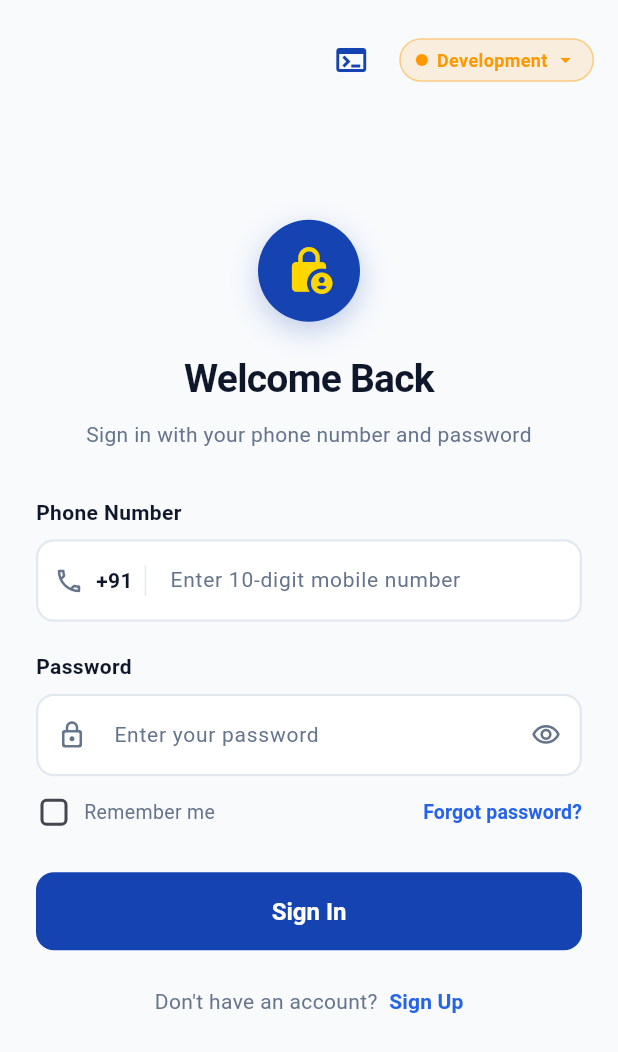
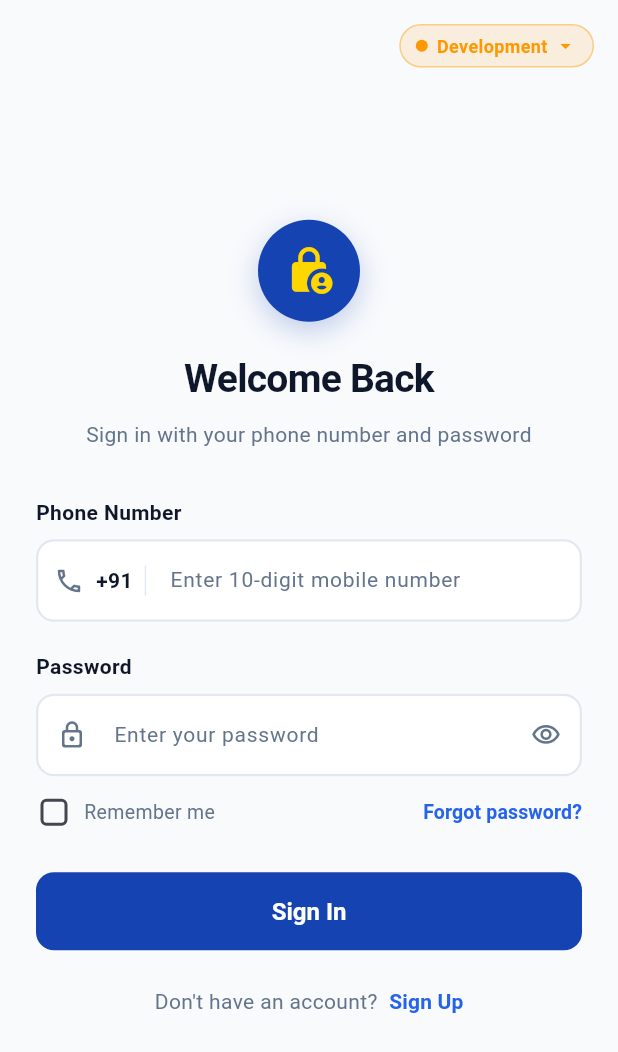
Before and after one commit to cmvd94/mlf-frontend, a Flutter app: the screen it shows after launch, on a phone screen of 412 x 824 dp. Shown: the top 1052 px of the screen. Run offline on Flutter 3.47's test engine with Material 3 defaults, Android fonts, the phone set to English and light mode, and no system bars; our stand-ins replace shared_preferences; accounts and stored records are empty.

Commit message:
fix(ui): remove debug logs button from top app bar and login page

```diff
--- a/lib/features/auth/presentation/pages/login_page.dart
+++ b/lib/features/auth/presentation/pages/login_page.dart
@@ -4,7 +4,6 @@ import 'package:mlf_frontend/core/constants/app_colors.dart';
 import 'package:mlf_frontend/core/constants/app_strings.dart';
 import 'package:mlf_frontend/core/di/service_locator.dart';
 import 'package:mlf_frontend/core/logger/app_logger.dart';
-import 'package:mlf_frontend/core/logger/log_viewer_dialog.dart';
 import 'package:mlf_frontend/core/utils/app_notification.dart';
 import 'package:mlf_frontend/core/utils/responsive_layout.dart';
 import 'package:mlf_frontend/core/utils/validators.dart';
@@ -78,22 +77,11 @@ class _LoginPageState extends State<LoginPage> {
       body: SafeArea(
         child: Stack(
           children: [
-            // Top action bar: Environment & Debug Logs
+            // Top action bar: Environment
             Positioned(
               top: 16,
               right: 16,
-              child: Row(
-                mainAxisSize: MainAxisSize.min,
-                children: [
-                  IconButton(
-                    tooltip: 'Application Debug Logs',
-                    icon: const Icon(Icons.terminal, color: AppColors.primary),
-                    onPressed: () => LogViewerDialog.show(context),
-                  ),
-                  const SizedBox(width: 8),
-                  const EnvironmentBadge(),
-                ],
-              ),
+              child: const EnvironmentBadge(),
             ),
             Center(
               child: SingleChildScrollView(
```
Also changed, not shown: lib/features/admin/presentation/pages/main_layout_page.dart (+1 -7 lines).
